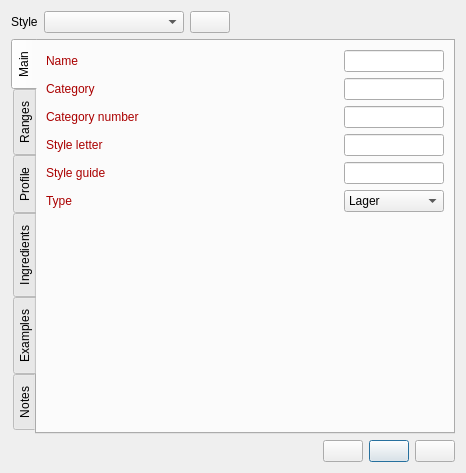
Old version of the form ui/styleEditor.ui in the repository Brewtarget/brewtarget.
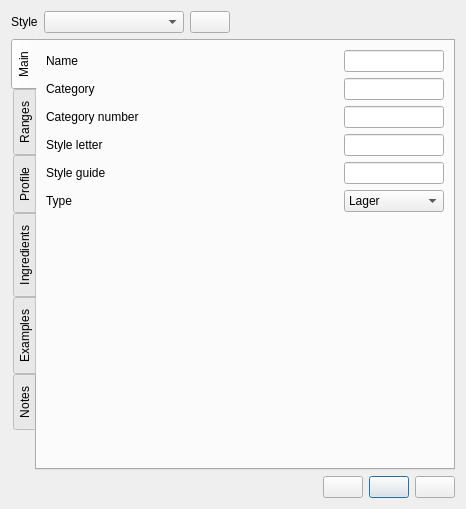
New version of the form. Icons and pictures are not drawn. Custom widgets are drawn as their Qt base class.

```diff
--- a/ui/styleEditor.ui
+++ b/ui/styleEditor.ui
@@ -7,7 +7,7 @@
     <x>0</x>
     <y>0</y>
     <width>466</width>
-    <height>375</height>
+    <height>509</height>
    </rect>
   </property>
   <property name="sizePolicy">
@@ -108,7 +108,7 @@
           <string>Required</string>
          </property>
          <property name="text">
-          <string>&lt;html&gt;&lt;head/&gt;&lt;body&gt;&lt;p&gt;&lt;span style=&quot; color:#aa0000;&quot;&gt;Category&lt;/span&gt;&lt;/p&gt;&lt;/body&gt;&lt;/html&gt;</string>
+          <string>Category</string>
          </property>
          <property name="buddy">
           <cstring>lineEdit_category</cstring>
@@ -239,7 +239,7 @@
           <string>Required</string>
          </property>
          <property name="text">
-          <string>&lt;html&gt;&lt;head/&gt;&lt;body&gt;&lt;p&gt;&lt;span style=&quot; color:#aa0000;&quot;&gt;Type&lt;/span&gt;&lt;/p&gt;&lt;/body&gt;&lt;/html&gt;</string>
+          <string>Type</string>
          </property>
         </widget>
        </item>
@@ -310,7 +310,7 @@
           <string>Required</string>
          </property>
          <property name="text">
-          <string>&lt;html&gt;&lt;head/&gt;&lt;body&gt;&lt;p&gt;&lt;span style=&quot; color:#aa0000;&quot;&gt;Name&lt;/span&gt;&lt;/p&gt;&lt;/body&gt;&lt;/html&gt;</string>
+          <string>Name</string>
          </property>
          <property name="buddy">
           <cstring>lineEdit_name</cstring>
@@ -329,7 +329,7 @@
           <string>Required</string>
          </property>
          <property name="text">
-          <string>&lt;html&gt;&lt;head/&gt;&lt;body&gt;&lt;p&gt;&lt;span style=&quot; color:#aa0000;&quot;&gt;Category number&lt;/span&gt;&lt;/p&gt;&lt;/body&gt;&lt;/html&gt;</string>
+          <string>Category number</string>
          </property>
          <property name="buddy">
           <cstring>lineEdit_categoryNumber</cstring>
@@ -348,7 +348,7 @@
           <string>Required</string>
          </property>
          <property name="text">
-          <string>&lt;html&gt;&lt;head/&gt;&lt;body&gt;&lt;p&gt;&lt;span style=&quot; color:#aa0000;&quot;&gt;Style letter&lt;/span&gt;&lt;/p&gt;&lt;/body&gt;&lt;/html&gt;</string>
+          <string>Style letter</string>
          </property>
          <property name="buddy">
           <cstring>lineEdit_styleLetter</cstring>
@@ -395,7 +395,7 @@
           <string>Required</string>
          </property>
          <property name="text">
-          <string>&lt;html&gt;&lt;head/&gt;&lt;body&gt;&lt;p&gt;&lt;span style=&quot; color:#aa0000;&quot;&gt;Style guide&lt;/span&gt;&lt;/p&gt;&lt;/body&gt;&lt;/html&gt;</string>
+          <string>Style guide</string>
          </property>
          <property name="buddy">
           <cstring>lineEdit_styleGuide</cstring>
```
Left out of the diff: 36 changed lines with no effect on the pictures.
